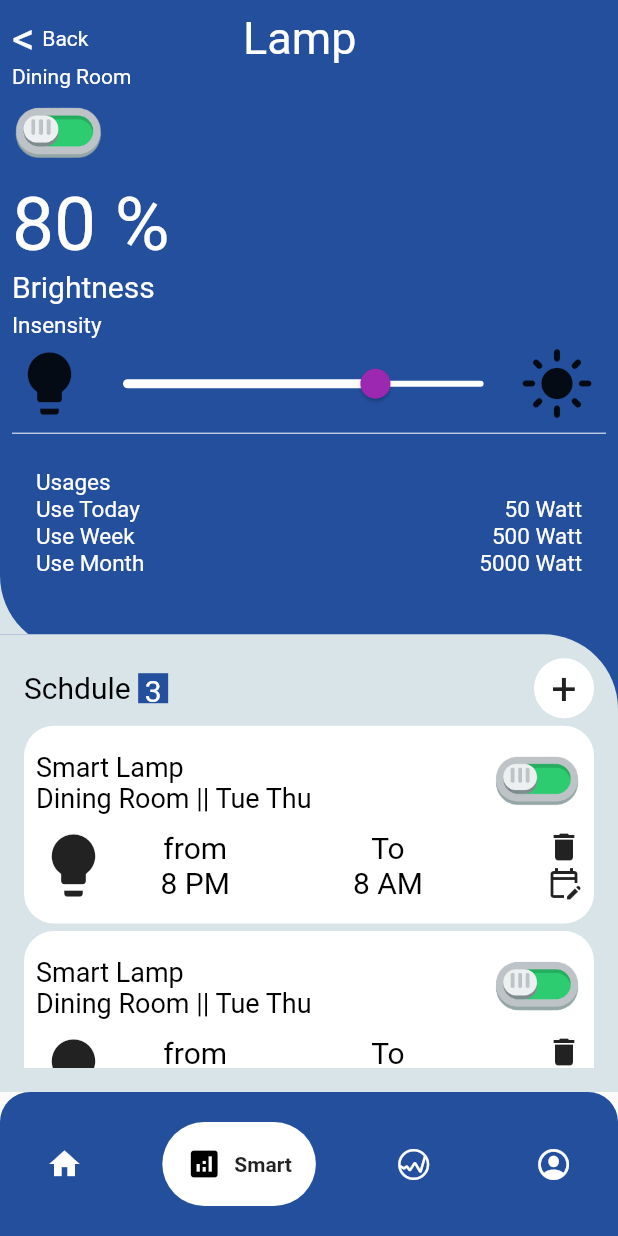
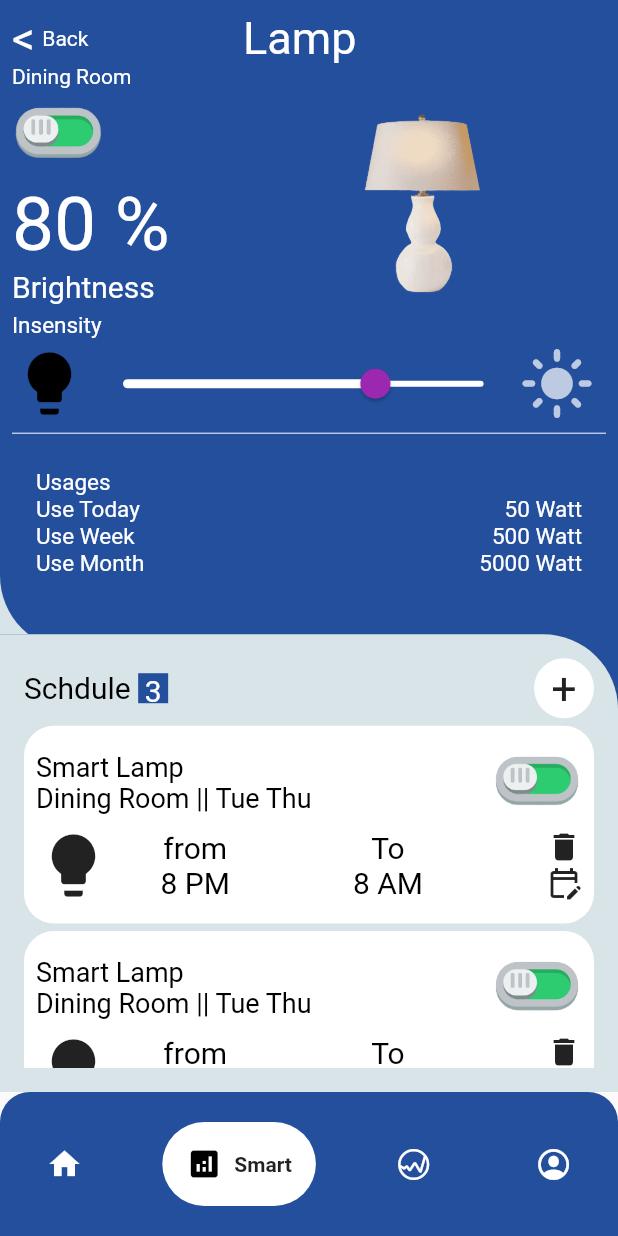
Before and after one commit to Mahibulhassan/Innova_Infosys, a Flutter app: the screen it shows after launch, item 2 of the bottom bar chosen, on a phone screen of 412 x 824 dp. Run offline on Flutter 3.47's test engine with Material 2 defaults, Android fonts, the phone set to English and light mode, and no system bars; drawn by our look-alikes of google_nav_bar; missing offline and left inert: dart:ffi.

Commit message:
lamp image added and customise screen icons

```diff
--- a/Smar Home Management/smart_home_management/lib/Screens/LampPage.dart
+++ b/Smar Home Management/smart_home_management/lib/Screens/LampPage.dart
@@ -52,6 +52,12 @@ class _LampPageState extends State<LampPage> {
                                 SizedBox(width: size.width*0.25,),
                                 showText("Lamp", 30, Colors.white),
                               ],),
+                              Row(
+                                mainAxisAlignment: MainAxisAlignment.spaceBetween,
+                                children: [
+                                Column(
+                                  crossAxisAlignment: CrossAxisAlignment.start,
+                                  children: [
                                     showText("Dining Room", 14, Colors.white),
                                     Container(
                                       width: size.width*0.15,
@@ -65,6 +71,16 @@ class _LampPageState extends State<LampPage> {
                                     showText("Brightness", 20, Colors.white),
                                     SizedBox(height: 5,),
                                     showText("Insensity", 15, Colors.white),
+                                  ],
+                                ),
+                                  Container(
+                                    height: size.height*0.15,
+                                    width: size.width*0.40,
+                                    child: Image(image: AssetImage("assets/lamp.png"),),
+                                    margin: EdgeInsets.only(right: 40),
+                                  )
+                                ],
+                              ),
                               SizedBox(height: 5,),
                               Row(
                                 children: [
@@ -73,7 +89,7 @@ class _LampPageState extends State<LampPage> {
                                     width: 50,
                                     child: FittedBox(
                                       child: Icon(
-                                          Icons.lightbulb),
+                                          Icons.lightbulb,color: Colors.black,),
                                     ),
                                   ),
                                   Container(
@@ -88,7 +104,7 @@ class _LampPageState extends State<LampPage> {
                                     width: 50,
                                     child: FittedBox(
                                       child: Icon(
-                                          Icons.light_mode),
+                                          Icons.light_mode,color: Colors.white70,),
                                     ),
                                   ),
                                 ],
```
Also changed, not shown: Smar Home Management/smart_home_management/assets/lamp.png (added). Lines whose indentation alone changed are shown as unchanged.
